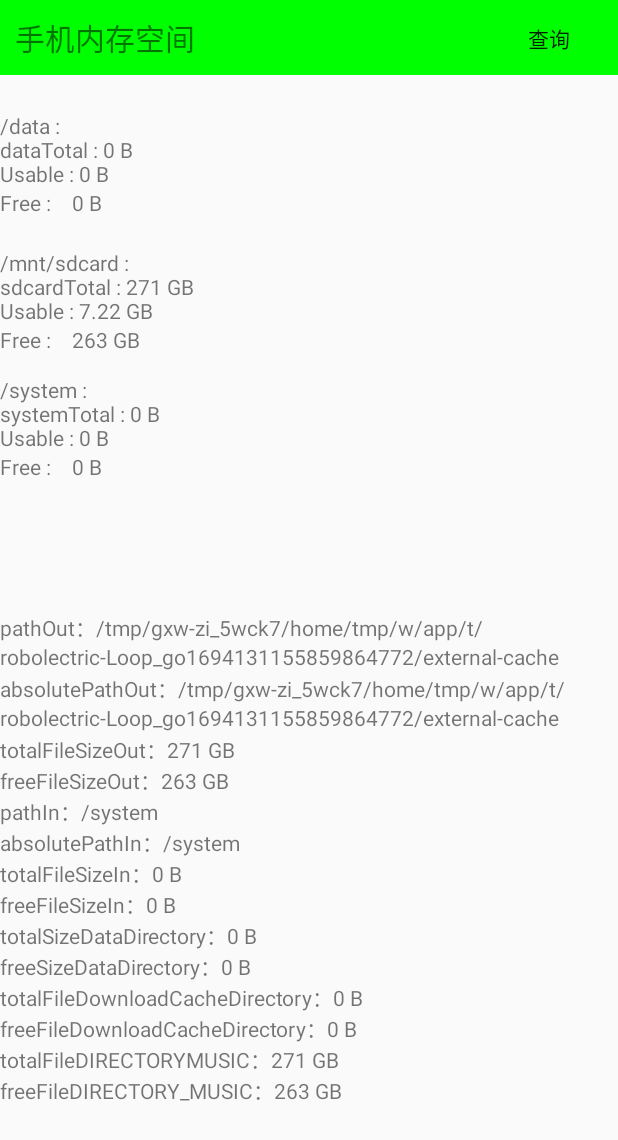
After one commit to cereuz/MobileSafe, an Android app: the FileAndSpaceActivity screen opened directly, with no data from a screen before it, on a phone screen of 412 x 824 dp. The commit adds this screen. Shown: the top 1140 px of the screen. Run offline under Robolectric (Android 15) with nearby library versions, the phone set to English and light mode, and no system bars.

Commit message:
09051524 SDcardSpace and  Path

```diff
--- a/app/src/main/AndroidManifest.xml
+++ b/app/src/main/AndroidManifest.xml
@@ -4,6 +4,7 @@
 
     <uses-permission android:name="android.permission.INTERNET"/>
     <uses-permission android:name="android.permission.READ_EXTERNAL_STORAGE"/>
+    <uses-permission android:name="android.permission.WRITE_EXTERNAL_STORAGE" />
     <uses-permission android:name="android.permission.READ_PHONE_STATE"/>
     <uses-permission android:name="android.permission.RECEIVE_BOOT_COMPLETED"/>
     <uses-permission android:name="android.permission.SEND_SMS"/>
@@ -25,7 +26,6 @@
     <uses-permission android:name="android.permission.FLASHLIGHT" />
     <uses-permission android:name="android.permission.READ_CONTACTS" />
     <uses-permission android:name="com.android.browser.permission.READ_HISTORY_BOOKMARKS" />
-    <uses-permission android:name="android.permission.WRITE_EXTERNAL_STORAGE" />
     <uses-permission android:name="android.permission.CHANGE_WIFI_STATE" />
     <uses-permission android:name="android.permission.ACCESS_WIFI_STATE" />
     <uses-permission android:name="android.permission.ACCESS_NETWORK_STATE" />
@@ -68,6 +68,8 @@
             android:theme="@android:style/Theme.Translucent.NoTitleBar"/>
         <activity android:name=".activity.BlackNumberActivity"/>
         <activity android:name=".activity.BlackNumberPagingActivity"/>
+        <activity android:name=".activity.AppManagerActivity"/>
+        <activity android:name=".activity.FileAndSpaceActivity"/>
 
         <receiver android:name=".receiver.BootReceiver">
             <intent-filter>
--- /dev/null
+++ b/app/src/main/java/com/onezao/zao/mobilesafe/activity/FileAndSpaceActivity.java
@@ -0,0 +1,156 @@
+package com.onezao.zao.mobilesafe.activity;
+
+
+import android.os.Bundle;
+import android.os.Environment;
+import android.support.annotation.Nullable;
+import android.support.v7.app.AppCompatActivity;
+import android.text.format.Formatter;
+import android.util.Log;
+import android.view.View;
+import android.widget.Button;
+import android.widget.TextView;
+
+import com.onezao.zao.mobilesafe.R;
+import com.onezao.zao.mobilesafe.utils.ConstantValue;
+import com.onezao.zao.mobilesafe.utils.SDcardUtil;
+import com.onezao.zao.mobilesafe.utils.ZaoUtils;
+
+import java.io.File;
+
+public class FileAndSpaceActivity extends AppCompatActivity {
+
+        Button btn_search;
+        TextView tv_disk;
+        TextView tv_room;
+        TextView tv_system;
+
+        String dataTotal;
+        String dataUsable;
+        String dataFree;
+
+        String sdcardTotal;
+        String sdcardUsable;
+        String sdcardFree;
+
+        String systemTotal;
+        String systemUsable;
+        String systemFree;
+
+        String text;
+        String path;
+
+    @Override
+    protected void onCreate(@Nullable Bundle savedInstanceState) {
+        super.onCreate(savedInstanceState);
+        setContentView(R.layout.activity_fileandspace_view);
+
+        initUI();
+        initData();
+    }
+
+    /**
+     * 初始化数据
+     *   Environment.getDataDirectory() = /data
+         Environment.getDownloadCacheDirectory() = /cache
+         Environment.getExternalStorageDirectory() = /mnt/sdcard
+         Environment.getRootDirectory() = /system
+         context.getCacheDir() = /data/data/com.mt.mtpp/cache
+         context.getExternalCacheDir() = /mnt/sdcard/Android/data/com.mt.mtpp/cache
+         context.getFilesDir() = /data/data/com.mt.mtpp/files
+     */
+    private void initData() {
+        //    /data
+        dataTotal = Formatter.formatFileSize(this, Environment.getDataDirectory().getTotalSpace());
+        dataUsable = Formatter.formatFileSize(this, Environment.getDataDirectory().getUsableSpace());
+        dataFree = Formatter.formatFileSize(this, Environment.getDataDirectory().getFreeSpace());
+
+        //     /mnt/sdcard
+        sdcardTotal = Formatter.formatFileSize(this, Environment.getExternalStorageDirectory().getTotalSpace());
+        sdcardUsable = Formatter.formatFileSize(this, Environment.getExternalStorageDirectory().getUsableSpace());
+        sdcardFree = Formatter.formatFileSize(this, Environment.getExternalStorageDirectory().getFreeSpace());
+
+        //     /system
+        systemTotal = Formatter.formatFileSize(this, Environment.getRootDirectory().getTotalSpace());
+        systemUsable = Formatter.formatFileSize(this, Environment.getRootDirectory().getUsableSpace());
+        systemFree = Formatter.formatFileSize(this, Environment.getRootDirectory().getFreeSpace());
+
+
+        //获取外部存储空间
+        String pathOut = Environment.getExternalStorageDirectory().getPath();
+        String absolutePathOut = Environment.getExternalStorageDirectory().getAbsolutePath();
+        long totalSpaceOut = Environment.getExternalStorageDirectory().getTotalSpace();
+        long freeSpaceOut  = Environment.getExternalStorageDirectory().getFreeSpace();
+
+        //获取内部存储空间
+        String pathIn = Environment.getRootDirectory().getPath();
+        String absolutePathIn = Environment.getRootDirectory().getAbsolutePath();
+        long totalSpaceIn = Environment.getRootDirectory().getTotalSpace();
+        long freeSpaceIn = Environment.getRootDirectory().getFreeSpace();
+        //格式化空间大小
+        String totalFileSizeOut = Formatter.formatFileSize(getApplicationContext(), totalSpaceOut);
+        String freeFileSizeOut = Formatter.formatFileSize(getApplicationContext(), freeSpaceOut);
+        String totalFileSizeIn = Formatter.formatFileSize(getApplicationContext(), totalSpaceIn);
+        String freeFileSizeIn = Formatter.formatFileSize(getApplicationContext(), freeSpaceIn);
+
+        //获取DataDirectory
+        long totalDataDirectory = Environment.getDataDirectory().getTotalSpace();
+        String totalSizeDataDirectory = Formatter.formatFileSize(getApplicationContext(), totalDataDirectory);
+
+        long freeDataDirectory = Environment.getDataDirectory().getFreeSpace();
+        String freeSizeDataDirectory = Formatter.formatFileSize(getApplicationContext(), freeDataDirectory);
+
+        long totalDownloadCacheDirectory = Environment.getDownloadCacheDirectory().getTotalSpace();
+        String totalFileDownloadCacheDirectory = Formatter.formatFileSize(getApplicationContext(), totalDownloadCacheDirectory);
+        long freeDownloadCacheDirectory = Environment.getDownloadCacheDirectory().getFreeSpace();
+        String freeFileDownloadCacheDirectory = Formatter.formatFileSize(getApplicationContext(), freeDownloadCacheDirectory);
+        long totalDIRECTORYMUSIC = Environment.getExternalStoragePublicDirectory(Environment.DIRECTORY_MUSIC).getTotalSpace();
+        String totalFileDIRECTORYMUSIC = Formatter.formatFileSize(getApplicationContext(), totalDIRECTORYMUSIC);
+        long freeDIRECTORY_MUSIC = Environment.getExternalStoragePublicDirectory(Environment.DIRECTORY_MUSIC).getFreeSpace();
+        String freeFileDIRECTORY_MUSIC = Formatter.formatFileSize(getApplicationContext(), freeDIRECTORY_MUSIC);
+
+        String textOut = "pathOut："+pathOut + "\n"+"absolutePathOut："+absolutePathOut +"\n"+"totalFileSizeOut："+totalFileSizeOut+"\n"+"freeFileSizeOut："+freeFileSizeOut;
+        String textIn  ="pathIn："+ pathIn + "\n"+ "absolutePathIn："+absolutePathIn+ "\n"+"totalFileSizeIn："+totalFileSizeIn+ "\n"+"freeFileSizeIn："+freeFileSizeIn;
+        String textOther = "totalSizeDataDirectory："+totalSizeDataDirectory+"\n"+"freeSizeDataDirectory："+freeSizeDataDirectory+"\n"+"totalFileDownloadCacheDirectory："+totalFileDownloadCacheDirectory+"\n"+"freeFileDownloadCacheDirectory："+freeFileDownloadCacheDirectory+"\n"+"totalFileDIRECTORYMUSIC："+totalFileDIRECTORYMUSIC+"\n"+"freeFileDIRECTORY_MUSIC："+freeFileDIRECTORY_MUSIC;
+
+        text = textOut + "\n" + textIn + "\n" + textOther;
+
+        //设置数据显示在控件上
+        setMyText();
+    }
+
+    /**
+     * 初始化界面
+     */
+    private void initUI() {
+        btn_search = (Button)findViewById(R.id.btn_search);
+        tv_disk = (TextView)findViewById(R.id.tv_disk);
+        tv_room = (TextView)findViewById(R.id.tv_room);
+        tv_system = (TextView)findViewById(R.id.tv_system);
+    }
+
+
+    public void search(View view){
+        setMyText();
+        ZaoUtils.walk(new File(path));
+    }
+
+    private void setMyText() {
+        tv_disk.setText("/data : \n" + "dataTotal : " + dataTotal + "\nUsable : " + dataUsable + "\nFree :　" + dataFree );
+        tv_room.setText("/mnt/sdcard : \n" + "sdcardTotal : " + sdcardTotal + "\nUsable : " + sdcardUsable + "\nFree :　" + sdcardFree +
+                "\n\n/system : \n" + "systemTotal : " + systemTotal + "\nUsable : " + systemUsable + "\nFree :　" + systemFree );
+        tv_system.setText(text);
+
+        //
+        /**
+         * 获取第二个内存卡，如果没有第二个，则返回第一个。
+         * 第一个
+         * I/ZAO: 路径：/storage/emulated/0
+           内存大小Byte：1.50 GB
+         */
+        path = SDcardUtil.getSecondaryStoragePath(this);
+        String pathSize = ZaoUtils.getPathSize(this,path);
+        Log.i(ConstantValue.TAG,"路径：" + path);
+        Log.i(ConstantValue.TAG,"内存大小Byte：" + pathSize);
+    }
+}
--- /dev/null
+++ b/app/src/main/res/layout/activity_fileandspace_view.xml
@@ -0,0 +1,65 @@
+<?xml version="1.0" encoding="utf-8"?>
+<android.support.constraint.ConstraintLayout
+    xmlns:android="http://schemas.android.com/apk/res/android"
+    xmlns:app="http://schemas.android.com/apk/res-auto"
+    xmlns:tools="http://schemas.android.com/tools"
+    android:layout_width="match_parent"
+    android:layout_height="match_parent">
+
+    <TextView
+        android:id="@+id/textView20"
+        style="@style/Title_Style"
+        android:text="手机内存空间"
+        android:gravity="left"
+        app:layout_constraintEnd_toEndOf="parent"
+        app:layout_constraintHorizontal_bias="0.0"
+        app:layout_constraintStart_toStartOf="parent"
+        app:layout_constraintTop_toTopOf="parent" />
+
+    <TextView
+        android:id="@+id/tv_disk"
+        android:layout_width="match_parent"
+        android:layout_height="wrap_content"
+        android:layout_marginTop="24dp"
+        android:text="TextView"
+        app:layout_constraintEnd_toEndOf="parent"
+        app:layout_constraintHorizontal_bias="0.516"
+        app:layout_constraintStart_toStartOf="parent"
+        app:layout_constraintTop_toBottomOf="@+id/textView20" />
+
+    <TextView
+        android:id="@+id/tv_room"
+        android:layout_width="match_parent"
+        android:layout_height="wrap_content"
+        android:layout_marginTop="20dp"
+        android:text="TextView"
+        app:layout_constraintEnd_toEndOf="parent"
+        app:layout_constraintHorizontal_bias="0.407"
+        app:layout_constraintStart_toStartOf="parent"
+        app:layout_constraintTop_toBottomOf="@+id/tv_disk" />
+
+    <Button
+        android:id="@+id/btn_search"
+        android:layout_width="91dp"
+        android:layout_height="wrap_content"
+        android:layout_marginBottom="8dp"
+        android:layout_marginTop="8dp"
+        android:onClick="search"
+        android:text="查询"
+        android:background="@color/colorDecent"
+        app:layout_constraintBottom_toBottomOf="@+id/textView20"
+        app:layout_constraintEnd_toEndOf="parent"
+        app:layout_constraintTop_toTopOf="parent" />
+
+    <TextView
+        android:id="@+id/tv_system"
+        android:layout_width="match_parent"
+        android:layout_height="wrap_content"
+        android:layout_marginBottom="8dp"
+        android:layout_marginTop="8dp"
+        android:text="TextView"
+        app:layout_constraintBottom_toBottomOf="parent"
+        app:layout_constraintEnd_toEndOf="parent"
+        app:layout_constraintStart_toStartOf="parent"
+        app:layout_constraintTop_toBottomOf="@+id/tv_room" />
+</android.support.constraint.ConstraintLayout>
```
Also changed, not shown: app/src/main/java/com/onezao/zao/mobilesafe/activity/AppManagerActivity.java (added, +51 -0 lines), app/src/main/java/com/onezao/zao/mobilesafe/home/HomeActivity.java (+40 -5 lines), app/src/main/java/com/onezao/zao/mobilesafe/utils/SDcardUtil.java (added, +54 -0 lines), app/src/main/java/com/onezao/zao/mobilesafe/utils/ZaoUtils.java (+133 -58 lines), app/src/main/res/layout/activity_appmanager_view.xml (added, +51 -0 lines).
